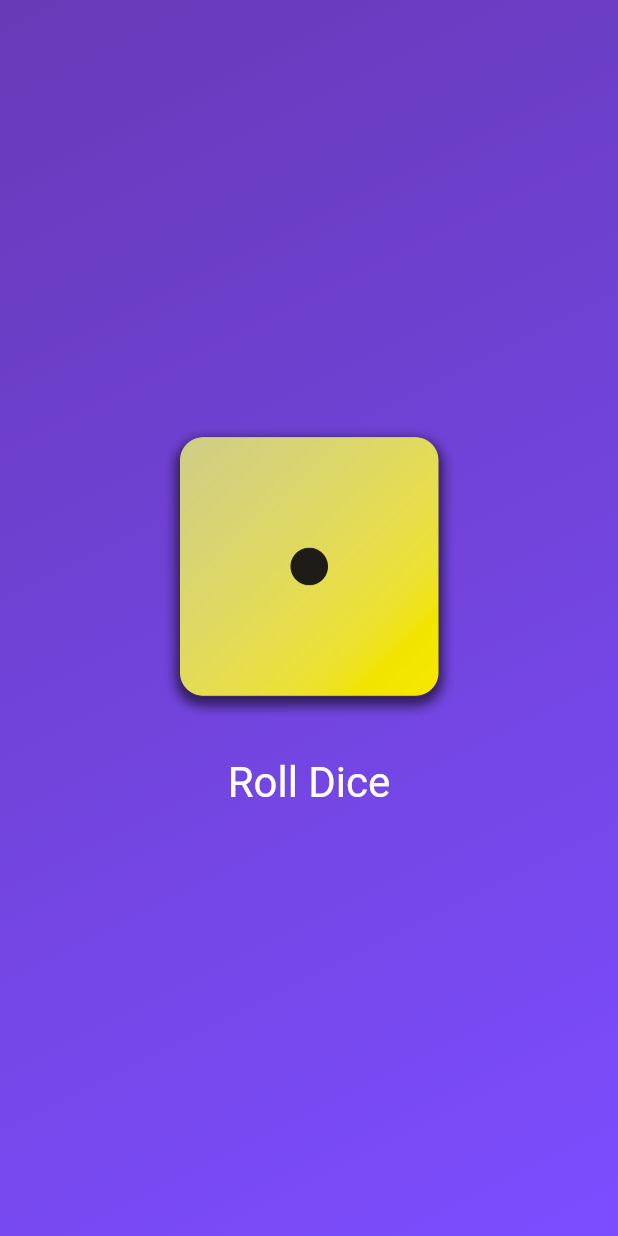
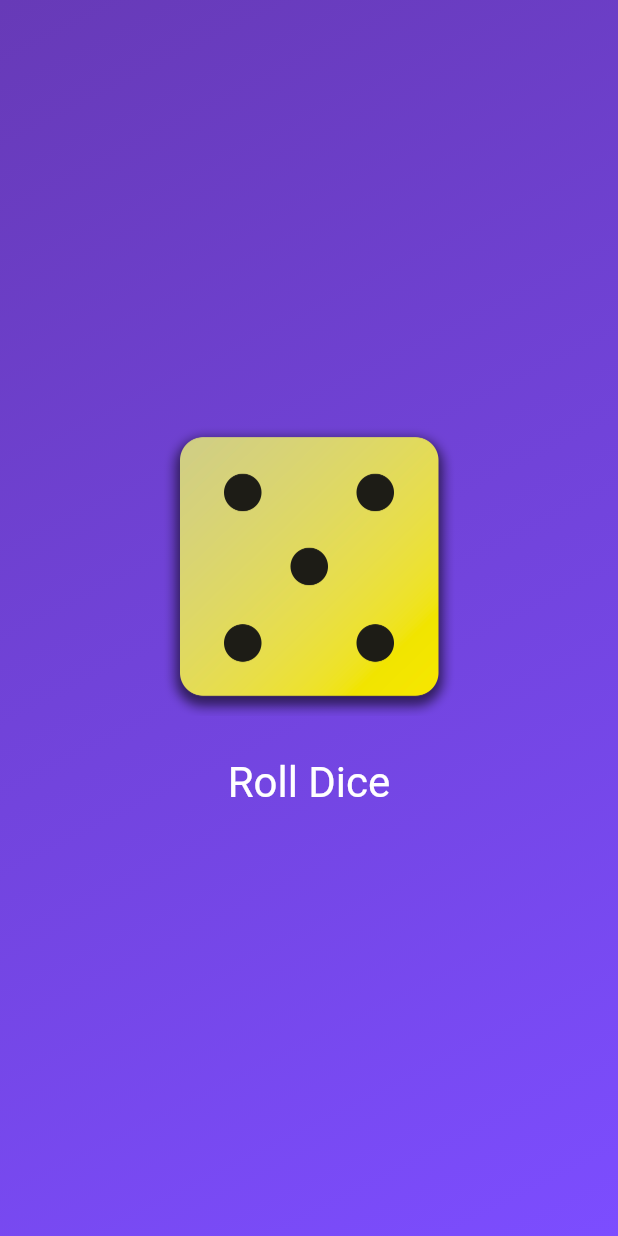
Before and after one commit to AdrianKnapp/the-f-app, a Flutter app: the screen it shows after launch, after a tap on "Roll Dice", on a phone screen of 412 x 824 dp. Run offline on Flutter 3.47's test engine with Material 3 defaults, Android fonts, the phone set to English and light mode, and no system bars.

```diff
--- a/lib/dice_roller.dart
+++ b/lib/dice_roller.dart
@@ -1,3 +1,5 @@
+import 'dart:math';
+
 import 'package:flutter/material.dart';
 
 class DiceRoller extends StatefulWidget {
@@ -10,10 +12,14 @@ class DiceRoller extends StatefulWidget {
 }
 
 class _DiceRollerState extends State<DiceRoller> {
-  var activeDiceImage = 'assets/images/dices/dice-1.png';
+  final randomizer = Random();
+
+  var currentDiceRoll = 1;
 
   void rollDice() {
-    activeDiceImage = 'assets/images/dices/dice-2.png';
+    setState(() {
+      currentDiceRoll = randomizer.nextInt(6) + 1;
+    });
   }
 
   @override
@@ -22,7 +28,7 @@ class _DiceRollerState extends State<DiceRoller> {
       mainAxisSize: MainAxisSize.min,
       children: [
         Image.asset(
-          activeDiceImage,
+          'assets/images/dices/dice-$currentDiceRoll.png',
           width: 200,
         ),
         const SizedBox(
```
